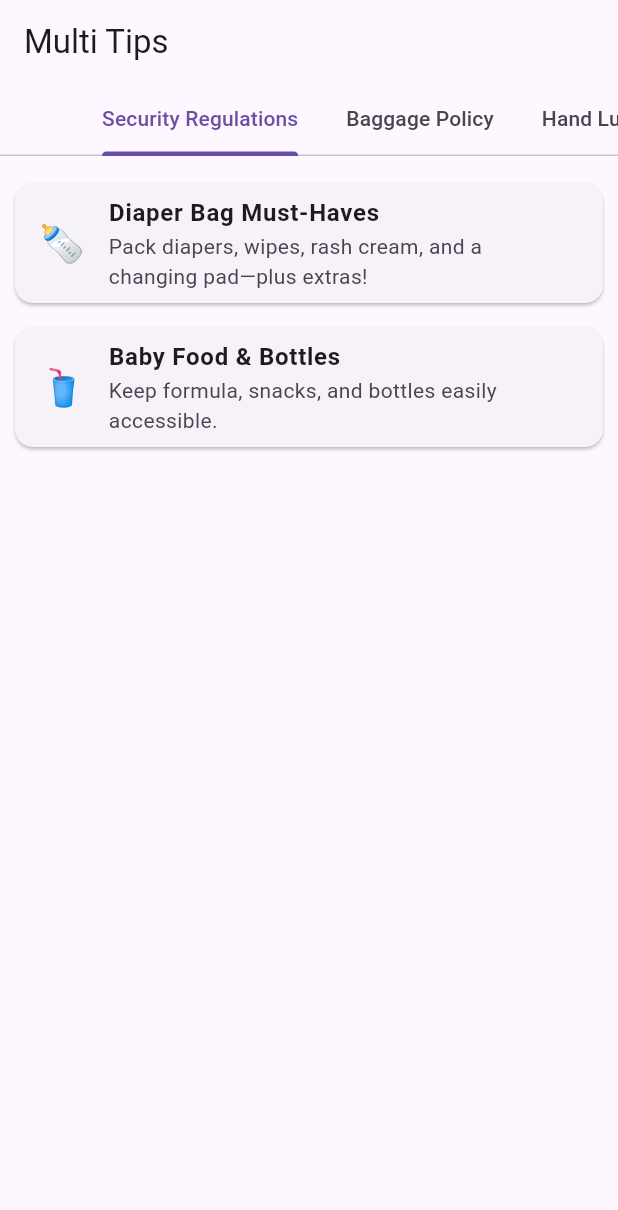
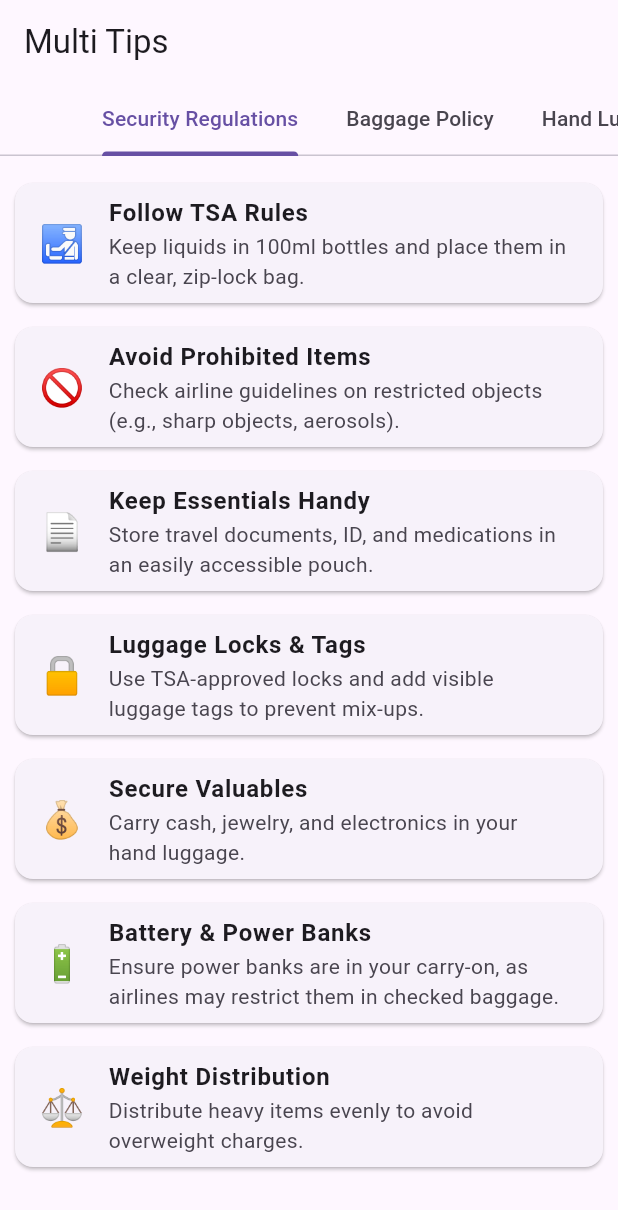
Before and after one commit to CREW-72/jet-set-go, a Flutter app: the screen it shows after launch, on a phone screen of 412 x 824 dp. Shown: the top 1210 px of the screen. Run offline on Flutter 3.47's test engine with Material 3 defaults, Android fonts, the phone set to English and light mode, and no system bars.

Commit message:
finished security tips and base file design

```diff
--- a/lib/security_based_tips.dart
+++ b/lib/security_based_tips.dart
@@ -4,28 +4,41 @@ import 'package:flutter/material.dart';
 class SecurityBasedTips extends StatelessWidget {
   final Map<String, List<Map<String, String>>> tips = {
     "Security Regulations": [
-      {"title": "Diaper Bag Must-Haves", "icon": "🍼", "desc": "Pack diapers, wipes, rash cream, and a changing pad—plus extras!"},
-      {"title": "Baby Food & Bottles", "icon": "🥤", "desc": "Keep formula, snacks, and bottles easily accessible."},
+      {"title": "Follow TSA Rules", "icon": "🛃", "desc": "Keep liquids in 100ml bottles and place them in a clear, zip-lock bag."},
+      {"title": "Avoid Prohibited Items", "icon": "🚫", "desc": "Check airline guidelines on restricted objects (e.g., sharp objects, aerosols)."},
+      {"title": "Keep Essentials Handy", "icon": "📄", "desc": "Store travel documents, ID, and medications in an easily accessible pouch."},
+      {"title": "Luggage Locks & Tags", "icon": "🔒", "desc": "Use TSA-approved locks and add visible luggage tags to prevent mix-ups."},
+      {"title": "Secure Valuables", "icon": "💰", "desc": "Carry cash, jewelry, and electronics in your hand luggage."},
+      {"title": "Battery & Power Banks", "icon": "🔋", "desc": "Ensure power banks are in your carry-on, as airlines may restrict them in checked baggage."},
+      {"title": "Weight Distribution", "icon": "⚖️", "desc": "Distribute heavy items evenly to avoid overweight charges."}
     ],
     "Baggage Policy": [
-      {"title": "Little Explorer’s Backpack", "icon": "🎒", "desc": "Let kids carry their own essentials."},
-      {"title": "Fun on the Go", "icon": "🎨", "desc": "Bring coloring books, travel games, and a tablet with content."},
+      {"title": "Oversized Baggage Policy", "icon": "📏", "desc": "Bags exceeding 158cm (Height+Length+Width) incur a USD 50 charge per bag. Acceptance depends on aircraft type. Sporting equipment is handled separately."},
+      {"title": "Cabin Baggage Allowance", "icon": "🎒", "desc": "Business Class: 7kg, 2 pieces | Economy Class: 7kg, 1 piece."},
+      {"title": "Additional Free Carry-On Items", "icon": "👜", "desc": "Includes one laptop, handbag/purse, overcoat, umbrella, small camera/binoculars. Duty-free items must fit in the overhead bin."},
+      {"title": "Passengers Traveling with Infants", "icon": "👶", "desc": "One cabin bag (56cm x 36cm x 23cm, max 5kg) with infant essentials. Strollers allowed in the cabin if space permits, otherwise checked in."}
     ],
     "Hand Luggage Restrictions": [
-      {"title": "Pack Your Own Carry-On", "icon": "🎧", "desc": "Teens should carry their essentials like charger and snacks."},
-      {"title": "Stay Connected", "icon": "📱", "desc": "Download offline maps and travel apps for easy navigation."},
+      {"title": "Hand Baggage Restrictions", "icon": "🚫", "desc": "Hand baggage may be denied boarding if it's too heavy, oversized, or improperly packed."},
+      {"title": "Storage Limits", "icon": "📦", "desc": "Baggage must fit under the seat or in the overhead compartment."},
+      {"title": "Prohibited Items", "icon": "⚠️", "desc": "Bags containing restricted or prohibited items may not be allowed on board."}
     ],
     "Important Security Guidelines": [
-      {"title": "Travel Light", "icon": "🧳", "desc": "Pack only what you need to avoid heavy luggage."},
-      {"title": "Stay Hydrated", "icon": "💧", "desc": "Carry a reusable water bottle to stay hydrated."},
+      {"title": "Operator’s Consent Required", "icon": "🛃", "desc": "Certain items need operator approval due to their weight, size, or nature."},
+      {"title": "Liquid & Gel Restrictions", "icon": "💧", "desc": "Many countries restrict liquids, aerosols, and gels in hand baggage."},
+      {"title": "Security Screening Compliance", "icon": "🔍", "desc": "Items denied at security must be checked in per airline policy."}
     ],
     "Prohibited Items": [
-      {"title": "Comfortable Shoes", "icon": "👟", "desc": "Wear comfortable shoes for long walks."},
-      {"title": "Medication", "icon": "💊", "desc": "Keep your medication in your carry-on bag."},
+      {"title": "Dangerous Items", "icon": "⚠️", "desc": "Sharp objects, weapons, or irregular metal items over 5kg are restricted."},
+      {"title": "Live Animals", "icon": "🐶", "desc": "Only pets like dogs, cats, and household birds are allowed per airline regulations."},
+      {"title": "Firearms & Ammunition", "icon": "🔫", "desc": "Permitted only for hunting or sporting purposes with proper authorization."},
+      {"title": "Lithium-Powered Small Vehicles", "icon": "🛵", "desc": "Not allowed as they are classified as dangerous goods."},
+      {"title": "Valuables", "icon": "💎", "desc": "Money, jewelry, passports, and business documents must be carried in hand baggage."}
     ],
     "Baggage Interlining": [
-      {"title": "Pet Carrier", "icon": "🐾", "desc": "Use a comfortable pet carrier for your pet."},
-      {"title": "Pet Food", "icon": "🍖", "desc": "Pack enough pet food for the trip."},
+      {"title": "Baggage Transfer Restrictions", "icon": "🔄", "desc": "Baggage may not transfer if traveling domestically, using separate tickets, or connecting to budget carriers."},
+      {"title": "Indian Destination Rule", "icon": "🇮🇳", "desc": "Baggage interlining is not available for Indian destinations except New Delhi."},
+      {"title": "Check Your Allowance", "icon": "📲", "desc": "Use the airline’s 'Manage My Booking' feature to check baggage allowance for your ticket."}
     ],
   };
 
```
Also changed, not shown: lib/efficient_packing_tips.dart (added), lib/general_tips.dart (added), lib/tech_tips.dart (added), lib/weather_based_tips.dart (added).
